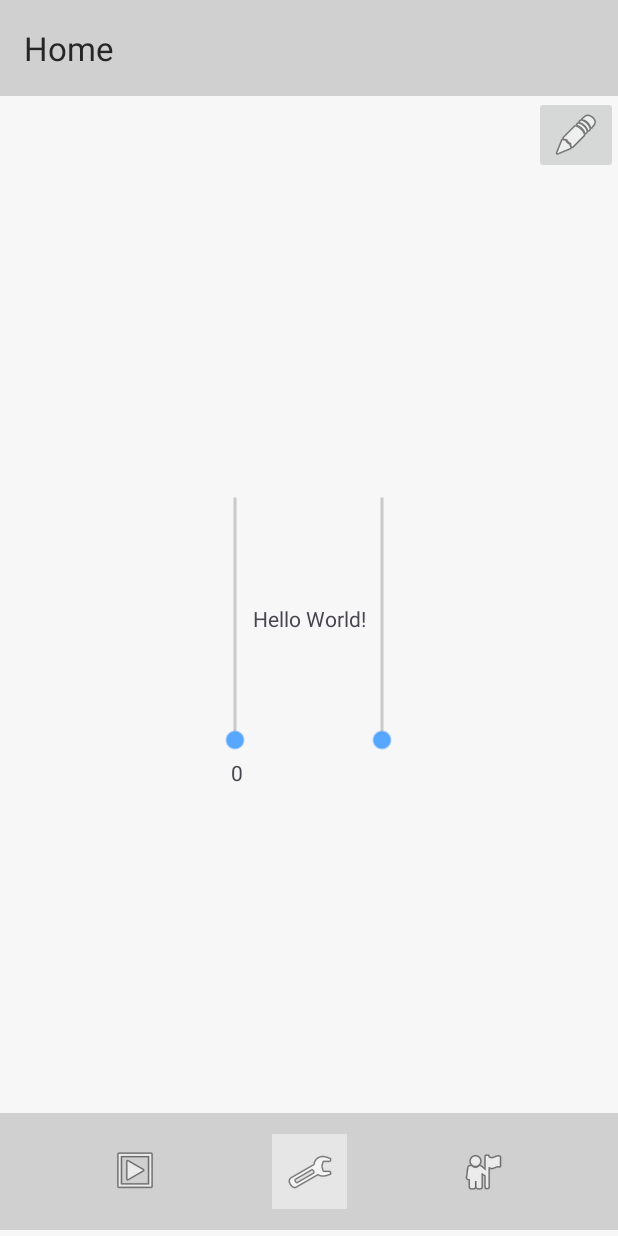
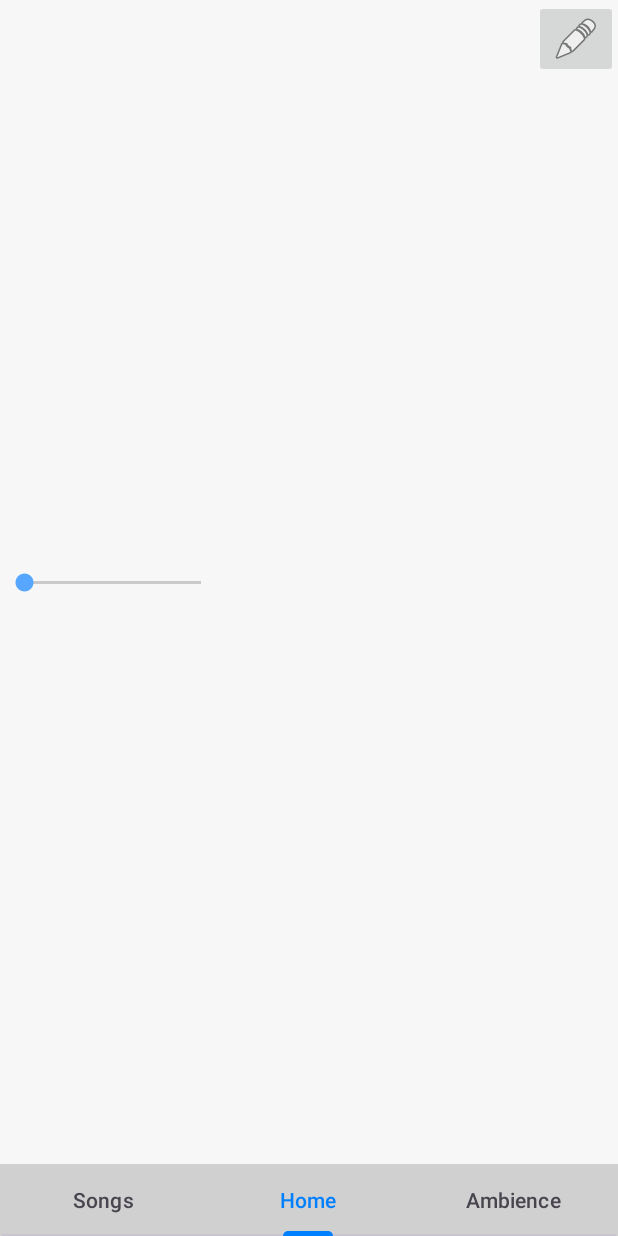
Before and after one commit to srichards43/audio-mixing-app, an Android app: the screen it shows after launch (MainActivity), on a phone screen of 412 x 824 dp. Run offline under Robolectric (Android 15) with nearby library versions, the phone set to English and light mode, and no system bars.

Commit message:
Fragmented pageviewer

```diff
--- a/app/src/main/java/com/example/audiomixer/MainActivity.java
+++ b/app/src/main/java/com/example/audiomixer/activities/MainActivity.java
@@ -1,21 +1,26 @@
-package com.example.audiomixer;
+package com.example.audiomixer.activities;
 
 import android.content.Intent;
 import android.os.Bundle;
 import android.view.View;
-import android.widget.SeekBar;
-import android.widget.TextView;
 
 import androidx.activity.EdgeToEdge;
 import androidx.appcompat.app.AppCompatActivity;
 import androidx.core.graphics.Insets;
 import androidx.core.view.ViewCompat;
 import androidx.core.view.WindowInsetsCompat;
+import androidx.fragment.app.FragmentManager;
+import androidx.viewpager2.widget.ViewPager2;
 
-import com.google.android.material.appbar.MaterialToolbar;
+import com.example.audiomixer.R;
+import com.example.audiomixer.adapters.PagerAdapter;
+import com.google.android.material.tabs.TabLayout;
+import com.google.android.material.tabs.TabLayoutMediator;
 
 public class MainActivity extends AppCompatActivity {
 
+    private TabLayout tabLayout;
+    private ViewPager2 viewPager;
     /* temp
     SeekBar songVolBar;
     TextView songVolLabel;
@@ -45,19 +50,33 @@ public class MainActivity extends AppCompatActivity {
     */
 
 
-    public void launchSettings(View v) {
-        Intent i = new Intent(this, SettingsActivity.class);
-        startActivity(i);
-    }
-
     @Override
     protected void onCreate(Bundle savedInstanceState) {
         super.onCreate(savedInstanceState);
         EdgeToEdge.enable(this);
         setContentView(R.layout.activity_main);
-        MaterialToolbar toolbar = findViewById(R.id.toolbar);
-        setSupportActionBar(toolbar);
-        setTitle("Home");
+
+        tabLayout = findViewById(R.id.tabLayout);
+        viewPager = findViewById(R.id.viewPager);
+        FragmentManager manager = getSupportFragmentManager();
+        PagerAdapter adapter = new PagerAdapter(manager, getLifecycle());
+        viewPager.setAdapter(adapter);
+
+        viewPager.setCurrentItem(1, false);
+
+        new TabLayoutMediator(tabLayout, viewPager, (tab, position) -> {
+            switch (position) {
+                case 0:
+                    tab.setText("Songs");
+                    break;
+                case 1:
+                    tab.setText("Home");
+                    break;
+                case 2:
+                    tab.setText("Ambience");
+                    break;
+            }
+        }).attach();
 
         // Find ids
         /* temp
--- /dev/null
+++ b/app/src/main/java/com/example/audiomixer/adapters/PagerAdapter.java
@@ -0,0 +1,37 @@
+package com.example.audiomixer.adapters;
+
+import androidx.annotation.NonNull;
+import androidx.fragment.app.Fragment;
+import androidx.fragment.app.FragmentManager;
+import androidx.lifecycle.Lifecycle;
+import androidx.viewpager2.adapter.FragmentStateAdapter;
+
+import com.example.audiomixer.fragments.AmbientFragment;
+import com.example.audiomixer.fragments.HomeFragment;
+import com.example.audiomixer.fragments.SongFragment;
+
+public class PagerAdapter extends FragmentStateAdapter {
+    public PagerAdapter(@NonNull FragmentManager fragmentManager, @NonNull Lifecycle lifecycle) {
+        super(fragmentManager, lifecycle);
+    }
+
+    @NonNull
+    @Override
+    public Fragment createFragment(int position) {
+        switch (position) {
+            case 0:
+                return new SongFragment();
+            case 1:
+                return new HomeFragment();
+            case 2:
+                return new AmbientFragment();
+            default:
+                return new HomeFragment();
+        }
+    }
+
+    @Override
+    public int getItemCount() {
+        return 3;
+    }
+}
--- /dev/null
+++ b/app/src/main/java/com/example/audiomixer/fragments/HomeFragment.java
@@ -0,0 +1,43 @@
+package com.example.audiomixer.fragments;
+
+import android.content.Intent;
+import android.os.Bundle;
+
+import androidx.fragment.app.Fragment;
+
+import android.view.LayoutInflater;
+import android.view.View;
+import android.view.ViewGroup;
+
+import com.example.audiomixer.R;
+import com.example.audiomixer.activities.SettingsActivity;
+
+public class HomeFragment extends Fragment {
+
+    public HomeFragment() {
+        // Required empty public constructor
+    }
+
+    public void launchSettings(View v) {
+        Intent i = new Intent(requireContext(), SettingsActivity.class);
+        startActivity(i);
+    }
+
+
+    @Override
+    public void onCreate(Bundle savedInstanceState) {
+        super.onCreate(savedInstanceState);
+
+    }
+
+    @Override
+    public View onCreateView(LayoutInflater inflater, ViewGroup container,
+                             Bundle savedInstanceState) {
+        // Inflate the layout for this fragment
+        View view = inflater.inflate(R.layout.fragment_home, container, false);
+
+        view.findViewById(R.id.settingsButton).setOnClickListener(this::launchSettings);
+
+        return view;
+    }
+}
--- /dev/null
+++ b/app/src/main/res/color/switch_track_color.xml
@@ -0,0 +1,5 @@
+<?xml version="1.0" encoding="utf-8"?>
+<selector xmlns:android="http://schemas.android.com/apk/res/android">
+    <item android:color="@color/secondary" android:state_checked="true" />
+    <item android:color="@color/menuBar" />
+</selector>
--- a/app/src/main/res/layout/activity_main.xml
+++ b/app/src/main/res/layout/activity_main.xml
@@ -5,129 +5,24 @@
     android:id="@+id/main"
     android:layout_width="match_parent"
     android:layout_height="match_parent"
-    android:background="?android:colorBackground"
-    tools:context=".MainActivity">
+    android:background="@color/menuBar"
+    tools:context=".activities.MainActivity">
 
-    <TextView
-        android:id="@+id/textView4"
-        android:layout_width="wrap_content"
-        android:layout_height="wrap_content"
-        android:background="#00FFF7F7"
-        android:text="Hello World!"
-        app:layout_constraintBottom_toBottomOf="parent"
+    <androidx.viewpager2.widget.ViewPager2
+        android:id="@+id/viewPager"
+        android:layout_width="0dp"
+        android:layout_height="0dp"
+        app:layout_constraintBottom_toTopOf="@+id/tabLayout"
         app:layout_constraintEnd_toEndOf="parent"
         app:layout_constraintStart_toStartOf="parent"
         app:layout_constraintTop_toTopOf="parent" />
 
-    <androidx.constraintlayout.widget.ConstraintLayout
-        android:id="@+id/volumeControls"
-        android:layout_width="300dp"
-        android:layout_height="366dp"
-        app:layout_constraintBottom_toBottomOf="parent"
-        app:layout_constraintDimensionRatio="1:1"
-        app:layout_constraintEnd_toEndOf="parent"
-        app:layout_constraintStart_toStartOf="parent"
-        app:layout_constraintTop_toTopOf="parent">
-
-        <SeekBar
-            android:id="@+id/songVolumeBar"
-            android:layout_width="194dp"
-            android:layout_height="44dp"
-            android:layout_marginStart="4dp"
-            android:rotation="-90"
-            app:layout_constraintBottom_toBottomOf="parent"
-            app:layout_constraintStart_toStartOf="parent"
-            app:layout_constraintTop_toTopOf="parent" />
-
-        <SeekBar
-            android:id="@+id/ambienceVolumeBar"
-            android:layout_width="194dp"
-            android:layout_height="44dp"
-            android:layout_marginEnd="4dp"
-            android:rotation="-90"
-            app:layout_constraintBottom_toBottomOf="parent"
-            app:layout_constraintEnd_toEndOf="parent"
-            app:layout_constraintTop_toTopOf="parent" />
-
-        <TextView
-            android:id="@+id/songVolumeLabel"
-            android:layout_width="wrap_content"
-            android:layout_height="wrap_content"
-            android:text="0"
-            app:layout_constraintBottom_toBottomOf="parent"
-            app:layout_constraintEnd_toStartOf="@+id/ambienceVolumeBar"
-            app:layout_constraintStart_toStartOf="@+id/ambienceVolumeBar"
-            app:layout_constraintTop_toBottomOf="@+id/songVolumeBar" />
-    </androidx.constraintlayout.widget.ConstraintLayout>
-
-    <androidx.constraintlayout.widget.ConstraintLayout
-        android:id="@+id/pageSelector"
-        android:layout_width="0dp"
-        android:layout_height="78dp"
-        android:layout_marginBottom="4dp"
-        android:background="?attr/colorSurface"
+    <com.google.android.material.tabs.TabLayout
+        android:id="@+id/tabLayout"
+        android:layout_width="409dp"
+        android:layout_height="wrap_content"
         app:layout_constraintBottom_toBottomOf="parent"
         app:layout_constraintEnd_toEndOf="parent"
-        app:layout_constraintHorizontal_bias="0.0"
-        app:layout_constraintStart_toStartOf="parent">
-
-        <ImageButton
-            android:id="@+id/ambiencePageButton"
-            android:layout_width="50dp"
-            android:layout_height="50dp"
-            android:background="#00573434"
-            android:contentDescription="@string/ambience_button"
-            app:layout_constraintBottom_toBottomOf="parent"
-            app:layout_constraintEnd_toEndOf="parent"
-            app:layout_constraintStart_toEndOf="@+id/homePageButton"
-            app:layout_constraintTop_toTopOf="parent"
-            app:srcCompat="@android:drawable/ic_menu_myplaces" />
-
-        <ImageButton
-            android:id="@+id/songPageButton"
-            android:layout_width="50dp"
-            android:layout_height="50dp"
-            android:background="#00FFFFFF"
-            android:contentDescription="@string/song_button"
-            app:layout_constraintBottom_toBottomOf="parent"
-            app:layout_constraintEnd_toStartOf="@+id/homePageButton"
-            app:layout_constraintStart_toStartOf="parent"
-            app:layout_constraintTop_toTopOf="parent"
-            app:srcCompat="@android:drawable/ic_menu_slideshow" />
-
-        <ImageButton
-            android:id="@+id/homePageButton"
-            android:layout_width="50dp"
-            android:layout_height="50dp"
-            android:background="#73FFFFFF"
-            android:contentDescription="@string/home_button"
-            app:layout_constraintBottom_toBottomOf="parent"
-            app:layout_constraintEnd_toEndOf="parent"
-            app:layout_constraintStart_toStartOf="parent"
-            app:layout_constraintTop_toTopOf="parent"
-            app:srcCompat="@android:drawable/ic_menu_preferences" />
-    </androidx.constraintlayout.widget.ConstraintLayout>
-
-    <ImageButton
-        android:id="@+id/settingsButton"
-        android:layout_width="wrap_content"
-        android:layout_height="wrap_content"
-        android:contentDescription="@string/settings_button"
-        android:onClick="launchSettings"
-        app:layout_constraintEnd_toEndOf="parent"
-        app:layout_constraintTop_toBottomOf="@+id/toolbar"
-        app:srcCompat="@android:drawable/ic_menu_edit" />
-
-    <com.google.android.material.appbar.MaterialToolbar
-        android:id="@+id/toolbar"
-        android:layout_width="0dp"
-        android:layout_height="wrap_content"
-        android:background="?attr/colorSurface"
-        android:minHeight="?attr/actionBarSize"
-        android:theme="?attr/actionBarTheme"
-        app:layout_constraintEnd_toEndOf="parent"
-        app:layout_constraintHorizontal_bias="0.0"
-        app:layout_constraintStart_toStartOf="parent"
-        app:layout_constraintTop_toTopOf="parent" />
+        app:layout_constraintStart_toStartOf="parent"></com.google.android.material.tabs.TabLayout>
 
 </androidx.constraintlayout.widget.ConstraintLayout>
--- /dev/null
+++ b/app/src/main/res/layout/fragment_home.xml
@@ -0,0 +1,44 @@
+<?xml version="1.0" encoding="utf-8"?>
+<FrameLayout xmlns:android="http://schemas.android.com/apk/res/android"
+    xmlns:app="http://schemas.android.com/apk/res-auto"
+    xmlns:tools="http://schemas.android.com/tools"
+    android:layout_width="match_parent"
+    android:layout_height="match_parent"
+    android:background="?android:colorBackground"
+    tools:context=".fragments.HomeFragment">
+
+    <androidx.constraintlayout.widget.ConstraintLayout
+        android:layout_width="match_parent"
+        android:layout_height="match_parent">
+
+        <androidx.constraintlayout.widget.ConstraintLayout
+            android:id="@+id/volumeConstraints"
+            android:layout_width="match_parent"
+            android:layout_height="wrap_content"
+            app:layout_constraintBottom_toBottomOf="parent"
+            app:layout_constraintEnd_toEndOf="parent"
+            app:layout_constraintStart_toStartOf="parent"
+            app:layout_constraintTop_toTopOf="parent">
+
+            <SeekBar
+                android:id="@+id/seekBar"
+                android:layout_width="150dp"
+                android:layout_height="wrap_content"
+                android:rotation="0"
+                app:layout_constraintBottom_toBottomOf="parent"
+                app:layout_constraintStart_toStartOf="parent"
+                app:layout_constraintTop_toTopOf="parent" />
+        </androidx.constraintlayout.widget.ConstraintLayout>
+
+        <ImageButton
+            android:id="@+id/settingsButton"
+            android:layout_width="wrap_content"
+            android:layout_height="wrap_content"
+            android:contentDescription="@string/settings_button"
+            android:onClick="launchSettings"
+            app:layout_constraintEnd_toEndOf="parent"
+            app:layout_constraintTop_toTopOf="parent"
+            app:srcCompat="@android:drawable/ic_menu_edit" />
+    </androidx.constraintlayout.widget.ConstraintLayout>
+
+</FrameLayout>
--- a/app/src/main/res/values/strings.xml
+++ b/app/src/main/res/values/strings.xml
@@ -7,6 +7,8 @@
 
     <!--Settings page strings-->
     <string name="settings_general_h">General</string>
-        <string name="settings_dark_mode">Enable dark mode</string>
-        <string name="settings_vibrations">Enable vibrations</string>
+    <string name="settings_dark_mode">Enable dark mode</string>
+    <string name="settings_vibrations">Enable vibrations</string>
+    <!-- TODO: Remove or change this placeholder text -->
+    <string name="hello_blank_fragment">Hello blank fragment</string>
 </resources>
```
Also changed, not shown: app/src/main/AndroidManifest.xml (+4 -3 lines), app/src/main/java/com/example/audiomixer/activities/SettingsActivity.java (renamed from app/src/main/java/com/example/audiomixer/SettingsActivity.java, +8 -1 lines), app/src/main/java/com/example/audiomixer/fragments/AmbientFragment.java (added, +66 -0 lines), app/src/main/java/com/example/audiomixer/fragments/SongFragment.java (added, +66 -0 lines), app/src/main/java/com/example/audiomixer/objects/AudioFile.java (added, +53 -0 lines), app/src/main/res/layout/activity_settings.xml (+15 -11 lines), app/src/main/res/layout/fragment_ambient.xml (added, +22 -0 lines), app/src/main/res/layout/fragment_song.xml (added, +22 -0 lines).
